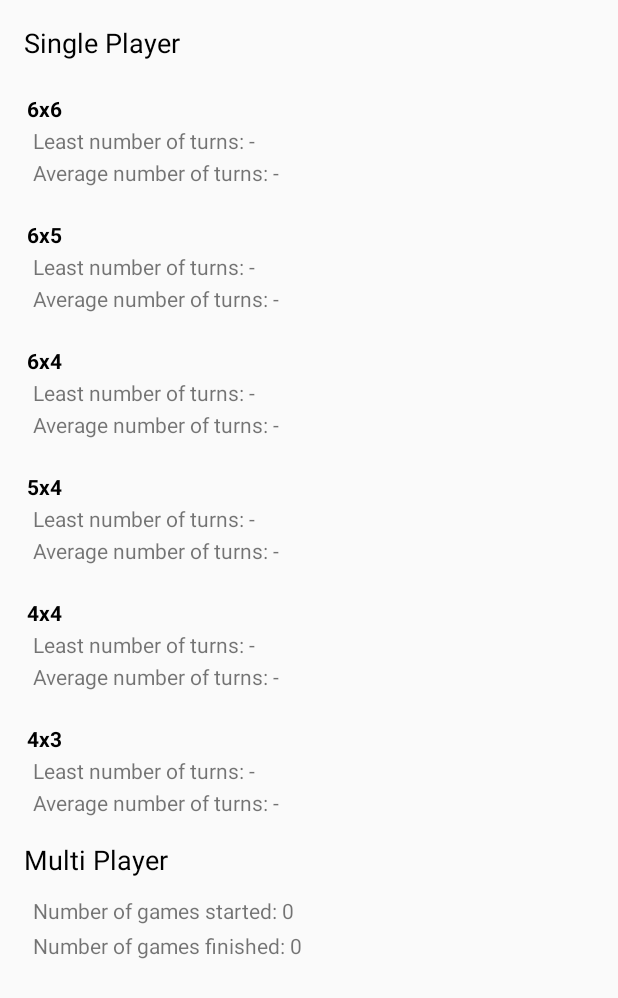
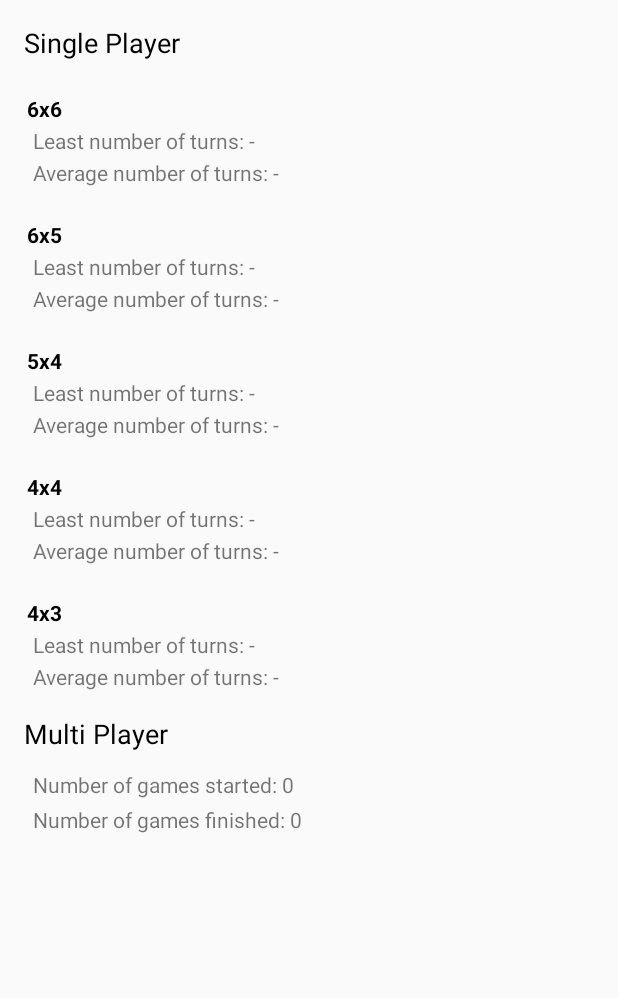
Before and after one commit to kaiott/memory, an Android app: the screen it shows after launch (StatisticsActivity), after a tap on "STATISTICS", on a phone screen of 412 x 824 dp. Shown: the top 998 px of the screen. Run offline under Robolectric (Android 15) with nearby library versions, the phone set to English and light mode, and no system bars; 1 statement that could not run was skipped.

Commit message:
delete 6x4 mode

```diff
--- a/app/src/main/java/com/example/memory/GameActivity.java
+++ b/app/src/main/java/com/example/memory/GameActivity.java
@@ -463,9 +463,9 @@ public class GameActivity extends BaseFullscreenActivity {
             ranks[0].setVisibility(View.INVISIBLE);
             rankViews[0].setText(String.format(Locale.ENGLISH, "%s: %d", getString(R.string.turns_used) , totalNumberOfTurns));
         }
-        mBuilder.setTitle("Game Summary")
+        mBuilder.setTitle(R.string.game_summary)
                 .setView(view)
-                .setPositiveButton("Return Home", new DialogInterface.OnClickListener() {
+                .setPositiveButton(R.string.return_home, new DialogInterface.OnClickListener() {
                     @Override
                     public void onClick(DialogInterface dialogInterface, int i) {
                         Intent intent = new Intent(mBuilder.getContext(), MainActivity.class);
@@ -474,7 +474,7 @@ public class GameActivity extends BaseFullscreenActivity {
                         finish();
                     }
                 })
-                .setNegativeButton("See Statistics", new DialogInterface.OnClickListener() {
+                .setNegativeButton(R.string.see_statistics, new DialogInterface.OnClickListener() {
                     @Override
                     public void onClick(DialogInterface dialogInterface, int i) {
                         Intent intent = new Intent(mBuilder.getContext(), StatisticsActivity.class);
--- a/app/src/main/java/com/example/memory/Statistics.java
+++ b/app/src/main/java/com/example/memory/Statistics.java
@@ -31,10 +31,10 @@ public class Statistics implements Serializable {
     int gamesStarted;
 
     public Statistics() {
-        numberGames = new int[6];
-        leastNumberTries = new int[6];
+        numberGames = new int[5];
+        leastNumberTries = new int[5];
         Arrays.fill(leastNumberTries, Integer.MAX_VALUE);
-        totalNumberTries = new int[6];
+        totalNumberTries = new int[5];
 
         gamesFinished = 0;
         gamesStarted = 0;
@@ -57,10 +57,9 @@ public class Statistics implements Serializable {
         switch (m*n) {
             case 36: return 0;
             case 30: return 1;
-            case 24: return 2;
-            case 20: return 3;
-            case 16: return 4;
-            case 12: return 5;
+            case 20: return 2;
+            case 16: return 3;
+            case 12: return 4;
         }
         return 0;
     }
--- a/app/src/main/res/layout/activity_statistics.xml
+++ b/app/src/main/res/layout/activity_statistics.xml
@@ -95,38 +95,6 @@
             android:text="average number of tries = 6"/>
 
         <TextView
-            android:id="@+id/sp_element3"
-            android:layout_width="wrap_content"
-            android:layout_height="wrap_content"
-            android:layout_marginStart="2dp"
-            android:layout_marginTop="@dimen/settings_vertical_distance"
-            android:text="6x4"
-            android:textColor="?attr/textColor"
-            android:textStyle="bold"
-            app:layout_constraintStart_toStartOf="@id/sp_title"
-            app:layout_constraintTop_toBottomOf="@id/sp_element22" />
-
-        <TextView
-            android:id="@+id/sp_element31"
-            android:layout_width="wrap_content"
-            android:layout_height="wrap_content"
-            app:layout_constraintStart_toStartOf="@id/sp_element3"
-            app:layout_constraintTop_toBottomOf="@id/sp_element3"
-            android:layout_marginStart="4dp"
-            android:layout_marginTop="2dp"
-            android:text="least number of tries = 6"/>
-
-        <TextView
-            android:id="@+id/sp_element32"
-            android:layout_width="wrap_content"
-            android:layout_height="wrap_content"
-            app:layout_constraintStart_toStartOf="@id/sp_element3"
-            app:layout_constraintTop_toBottomOf="@id/sp_element31"
-            android:layout_marginStart="4dp"
-            android:layout_marginTop="2dp"
-            android:text="average number of tries = 6"/>
-
-        <TextView
             android:id="@+id/sp_element4"
             android:layout_width="wrap_content"
             android:layout_height="wrap_content"
@@ -136,7 +104,7 @@
             android:textColor="?attr/textColor"
             android:textStyle="bold"
             app:layout_constraintStart_toStartOf="@id/sp_title"
-            app:layout_constraintTop_toBottomOf="@id/sp_element32" />
+            app:layout_constraintTop_toBottomOf="@id/sp_element22" />
 
         <TextView
             android:id="@+id/sp_element41"
--- a/app/src/main/res/values/strings.xml
+++ b/app/src/main/res/values/strings.xml
@@ -42,4 +42,7 @@
     <string name="least_number_of_tries">Least number of turns</string>
     <string name="number_of_games_started">Number of games started</string>
     <string name="number_of_games_finished">Number of games finished</string>
+    <string name="game_summary">Game Summary</string>
+    <string name="return_home">Return Home</string>
+    <string name="see_statistics">See Statistics</string>
 </resources>
```
Also changed, not shown: app/src/main/java/com/example/memory/ConfigureGameActivity.java (+7 -6 lines), app/src/main/java/com/example/memory/StatisticsActivity.java (+9 -1 lines), 1 other file.
